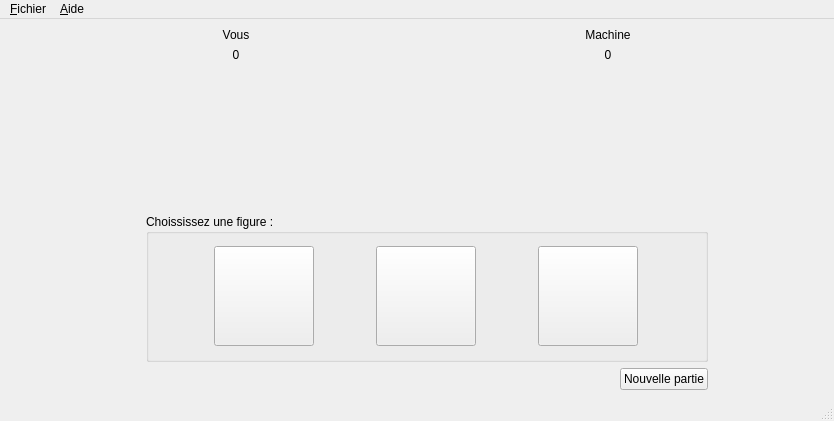
This is V1_SAE-2-01/chifoumi.ui in MathisHeriveau/S2.01-Developpement-d-une-application as Qt 5 draws it before an edit. The edited form follows.
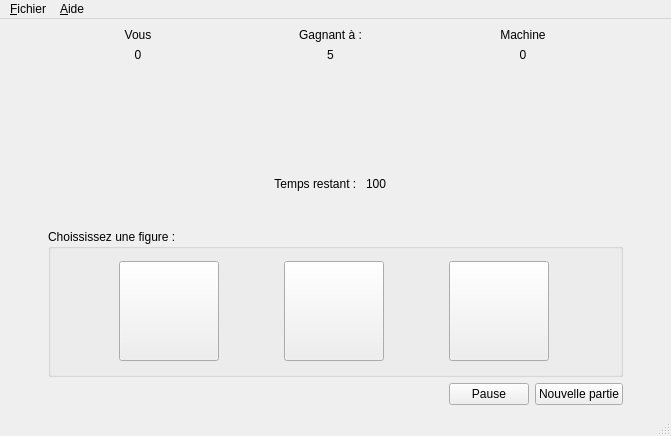
This is the edited form. Icons and pictures are not drawn.

Commit message: Update de l'UI pour V4 et V5 (Ajout du bouton pause, du label Timer, et du label nbPointRequis

```diff
--- a/V1_SAE-2-01/chifoumi.ui
+++ b/V1_SAE-2-01/chifoumi.ui
@@ -6,8 +6,8 @@
    <rect>
     <x>0</x>
     <y>0</y>
-    <width>834</width>
-    <height>421</height>
+    <width>671</width>
+    <height>436</height>
    </rect>
   </property>
   <property name="minimumSize">
@@ -34,19 +34,6 @@
       </property>
      </spacer>
     </item>
-    <item>
-     <spacer name="verticalSpacer_2">
-      <property name="orientation">
-       <enum>Qt::Vertical</enum>
-      </property>
-      <property name="sizeHint" stdset="0">
-       <size>
-        <width>20</width>
-        <height>40</height>
-       </size>
-      </property>
-     </spacer>
-    </item>
     <item>
      <layout class="QVBoxLayout" name="layoutSecondaire">
       <item>
@@ -60,128 +47,6 @@
         <property name="bottomMargin">
          <number>20</number>
         </property>
-        <item row="1" column="3">
-         <layout class="QHBoxLayout" name="horizontalLayout_4">
-          <item>
-           <spacer name="horizontalSpacer_4">
-            <property name="orientation">
-             <enum>Qt::Horizontal</enum>
-            </property>
-            <property name="sizeHint" stdset="0">
-             <size>
-              <width>40</width>
-              <height>20</height>
-             </size>
-            </property>
-           </spacer>
-          </item>
-          <item>
-           <widget class="QLabel" name="iconMachine">
-            <property name="sizePolicy">
-             <sizepolicy hsizetype="Fixed" vsizetype="Fixed">
-              <horstretch>10</horstretch>
-              <verstretch>10</verstretch>
-             </sizepolicy>
-            </property>
-            <property name="minimumSize">
-             <size>
-              <width>100</width>
-              <height>100</height>
-             </size>
-            </property>
-            <property name="maximumSize">
-             <size>
-              <width>100</width>
-              <height>100</height>
-             </size>
-            </property>
-            <property name="text">
-             <string/>
-            </property>
-            <property name="pixmap">
-             <pixmap resource="ressourcesChifoumi.qrc">:/chifoumi/images/pierre.gif</pixmap>
-            </property>
-            <property name="scaledContents">
-             <bool>true</bool>
-            </property>
-            <property name="alignment">
-             <set>Qt::AlignCenter</set>
-            </property>
-           </widget>
-          </item>
-          <item>
-           <spacer name="horizontalSpacer_5">
-            <property name="orientation">
-             <enum>Qt::Horizontal</enum>
-            </property>
-            <property name="sizeHint" stdset="0">
-             <size>
-              <width>40</width>
-              <height>20</height>
-             </size>
-            </property>
-           </spacer>
-          </item>
-         </layout>
-        </item>
-        <item row="1" column="1">
-         <layout class="QHBoxLayout" name="horizontalLayout_5">
-          <property name="rightMargin">
-           <number>0</number>
-          </property>
-          <item>
-           <spacer name="horizontalSpacer_6">
-            <property name="orientation">
-             <enum>Qt::Horizontal</enum>
-            </property>
-            <property name="sizeHint" stdset="0">
-             <size>
-              <width>40</width>
-              <height>20</height>
-             </size>
-            </property>
-           </spacer>
-          </item>
-          <item>
-           <widget class="QLabel" name="label_8">
-            <property name="minimumSize">
-             <size>
-              <width>100</width>
-              <height>100</height>
-             </size>
-            </property>
-            <property name="maximumSize">
-             <size>
-              <width>100</width>
-              <height>100</height>
-             </size>
-            </property>
-            <property name="text">
-             <string/>
-            </property>
-            <property name="pixmap">
-             <pixmap resource="ressourcesChifoumi.qrc">:/chifoumi/images/versus.gif</pixmap>
-            </property>
-            <property name="alignment">
-             <set>Qt::AlignCenter</set>
-            </property>
-           </widget>
-          </item>
-          <item>
-           <spacer name="horizontalSpacer_7">
-            <property name="orientation">
-             <enum>Qt::Horizontal</enum>
-            </property>
-            <property name="sizeHint" stdset="0">
-             <size>
-              <width>40</width>
-              <height>20</height>
-             </size>
-            </property>
-           </spacer>
-          </item>
-         </layout>
-        </item>
         <item row="1" column="0">
          <layout class="QHBoxLayout" name="horizontalLayout_3">
           <item>
@@ -246,30 +111,6 @@
           </item>
          </layout>
         </item>
-        <item row="0" column="3">
-         <layout class="QVBoxLayout" name="verticalLayout_7">
-          <item>
-           <widget class="QLabel" name="labelMachine">
-            <property name="text">
-             <string>Machine</string>
-            </property>
-            <property name="alignment">
-             <set>Qt::AlignCenter</set>
-            </property>
-           </widget>
-          </item>
-          <item>
-           <widget class="QLabel" name="labelScoreMachine">
-            <property name="text">
-             <string>0</string>
-            </property>
-            <property name="alignment">
-             <set>Qt::AlignCenter</set>
-            </property>
-           </widget>
-          </item>
-         </layout>
-        </item>
         <item row="0" column="0">
          <layout class="QVBoxLayout" name="verticalLayout_5">
           <property name="topMargin">
@@ -297,6 +138,233 @@
           </item>
          </layout>
         </item>
+        <item row="1" column="3">
+         <layout class="QHBoxLayout" name="horizontalLayout_4">
+          <item>
+           <spacer name="horizontalSpacer_4">
+            <property name="orientation">
+             <enum>Qt::Horizontal</enum>
+            </property>
+            <property name="sizeHint" stdset="0">
+             <size>
+              <width>40</width>
+              <height>20</height>
+             </size>
+            </property>
+           </spacer>
+          </item>
+          <item>
+           <widget class="QLabel" name="iconMachine">
+            <property name="sizePolicy">
+             <sizepolicy hsizetype="Fixed" vsizetype="Fixed">
+              <horstretch>10</horstretch>
+              <verstretch>10</verstretch>
+             </sizepolicy>
+            </property>
+            <property name="minimumSize">
+             <size>
+              <width>100</width>
+              <height>100</height>
+             </size>
+            </property>
+            <property name="maximumSize">
+             <size>
+              <width>100</width>
+              <height>100</height>
+             </size>
+            </property>
+            <property name="text">
+             <string/>
+            </property>
+            <property name="pixmap">
+             <pixmap resource="ressourcesChifoumi.qrc">:/chifoumi/images/pierre.gif</pixmap>
+            </property>
+            <property name="scaledContents">
+             <bool>true</bool>
+            </property>
+            <property name="alignment">
+             <set>Qt::AlignCenter</set>
+            </property>
+           </widget>
+          </item>
+          <item>
+           <spacer name="horizontalSpacer_5">
+            <property name="orientation">
+             <enum>Qt::Horizontal</enum>
+            </property>
+            <property name="sizeHint" stdset="0">
+             <size>
+              <width>40</width>
+              <height>20</height>
+             </size>
+            </property>
+           </spacer>
+          </item>
+         </layout>
+        </item>
+        <item row="0" column="3">
+         <layout class="QVBoxLayout" name="verticalLayout_7">
+          <item>
+           <widget class="QLabel" name="labelMachine">
+            <property name="text">
+             <string>Machine</string>
+            </property>
+            <property name="alignment">
+             <set>Qt::AlignCenter</set>
+            </property>
+           </widget>
+          </item>
+          <item>
+           <widget class="QLabel" name="labelScoreMachine">
+            <property name="text">
+             <string>0</string>
+            </property>
+            <property name="alignment">
+             <set>Qt::AlignCenter</set>
+            </property>
+           </widget>
+          </item>
+         </layout>
+        </item>
+        <item row="0" column="1">
+         <layout class="QVBoxLayout" name="verticalLayout_2">
+          <item>
+           <widget class="QLabel" name="gagnantALabel">
+            <property name="text">
+             <string>Gagnant à :</string>
+            </property>
+            <property name="alignment">
+             <set>Qt::AlignCenter</set>
+            </property>
+           </widget>
+          </item>
+          <item>
+           <widget class="QLabel" name="labelNbPointRequis">
+            <property name="text">
+             <string>5</string>
+            </property>
+            <property name="alignment">
+             <set>Qt::AlignCenter</set>
+            </property>
+           </widget>
+          </item>
+         </layout>
+        </item>
+        <item row="1" column="1">
+         <layout class="QVBoxLayout" name="verticalLayout_4">
+          <property name="bottomMargin">
+           <number>0</number>
+          </property>
+          <item>
+           <layout class="QHBoxLayout" name="horizontalLayout_5">
+            <property name="rightMargin">
+             <number>0</number>
+            </property>
+            <item>
+             <spacer name="horizontalSpacer_6">
+              <property name="orientation">
+               <enum>Qt::Horizontal</enum>
+              </property>
+              <property name="sizeHint" stdset="0">
+               <size>
+                <width>40</width>
+                <height>20</height>
+               </size>
+              </property>
+             </spacer>
+            </item>
+            <item>
+             <widget class="QLabel" name="iconVS">
+              <property name="minimumSize">
+               <size>
+                <width>100</width>
+                <height>100</height>
+               </size>
+              </property>
+              <property name="maximumSize">
+               <size>
+                <width>100</width>
+                <height>100</height>
+               </size>
+              </property>
+              <property name="text">
+               <string/>
+              </property>
+              <property name="pixmap">
+               <pixmap resource="ressourcesChifoumi.qrc">:/chifoumi/images/versus.gif</pixmap>
+              </property>
+              <property name="alignment">
+               <set>Qt::AlignCenter</set>
+              </property>
+             </widget>
+            </item>
+            <item>
+             <spacer name="horizontalSpacer_7">
+              <property name="orientation">
+               <enum>Qt::Horizontal</enum>
+              </property>
+              <property name="sizeHint" stdset="0">
+               <size>
+                <width>40</width>
+                <height>20</height>
+               </size>
+              </property>
+             </spacer>
+            </item>
+           </layout>
+          </item>
+          <item>
+           <layout class="QHBoxLayout" name="horizontalLayout_9">
+            <property name="topMargin">
+             <number>0</number>
+            </property>
+            <item>
+             <spacer name="horizontalSpacer_10">
+              <property name="orientation">
+               <enum>Qt::Horizontal</enum>
+              </property>
+              <property name="sizeHint" stdset="0">
+               <size>
+                <width>40</width>
+                <height>20</height>
+               </size>
+              </property>
+             </spacer>
+            </item>
+            <item>
+             <widget class="QLabel" name="intituleTimer">
+              <property name="text">
+               <string>Temps restant : </string>
+              </property>
+              <property name="alignment">
+               <set>Qt::AlignCenter</set>
+              </property>
+             </widget>
+            </item>
+            <item>
+             <widget class="QLabel" name="timer">
+              <property name="text">
+               <string>100</string>
+              </property>
+             </widget>
+            </item>
+            <item>
+             <spacer name="horizontalSpacer_11">
+              <property name="orientation">
+               <enum>Qt::Horizontal</enum>
+              </property>
+              <property name="sizeHint" stdset="0">
+               <size>
+                <width>40</width>
+                <height>20</height>
+               </size>
+              </property>
+             </spacer>
+            </item>
+           </layout>
+          </item>
+         </layout>
+        </item>
        </layout>
       </item>
       <item>
@@ -458,6 +526,13 @@
             </property>
            </spacer>
           </item>
+          <item>
+           <widget class="QPushButton" name="pauseButton">
+            <property name="text">
+             <string>Pause</string>
+            </property>
+           </widget>
+          </item>
           <item>
            <widget class="QPushButton" name="NvllPartie">
             <property name="text">
@@ -491,7 +566,7 @@
     <rect>
      <x>0</x>
      <y>0</y>
-     <width>834</width>
+     <width>671</width>
      <height>21</height>
     </rect>
    </property>
```
Left out of the diff: 4 changed lines with no effect on the pictures.
